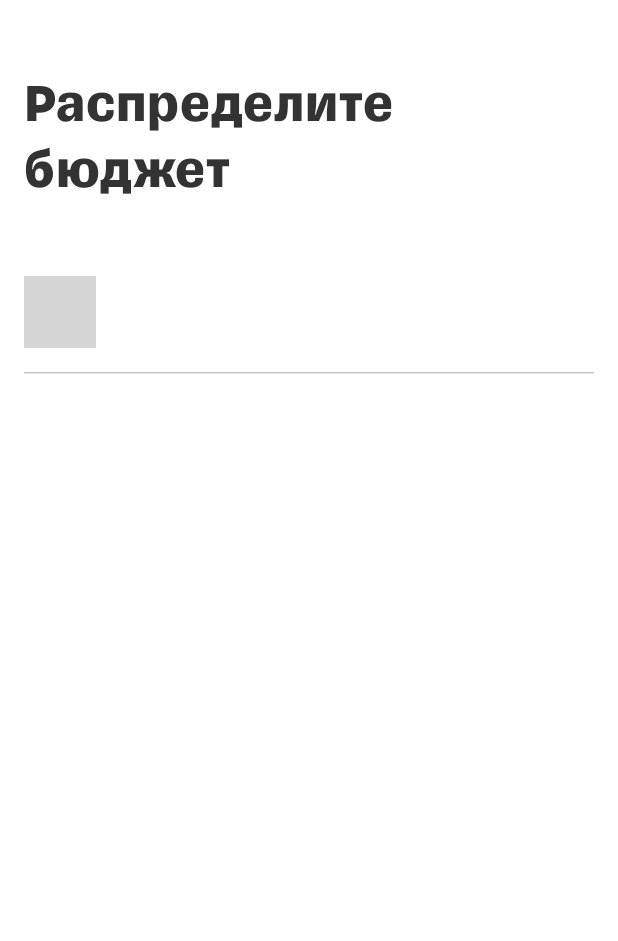
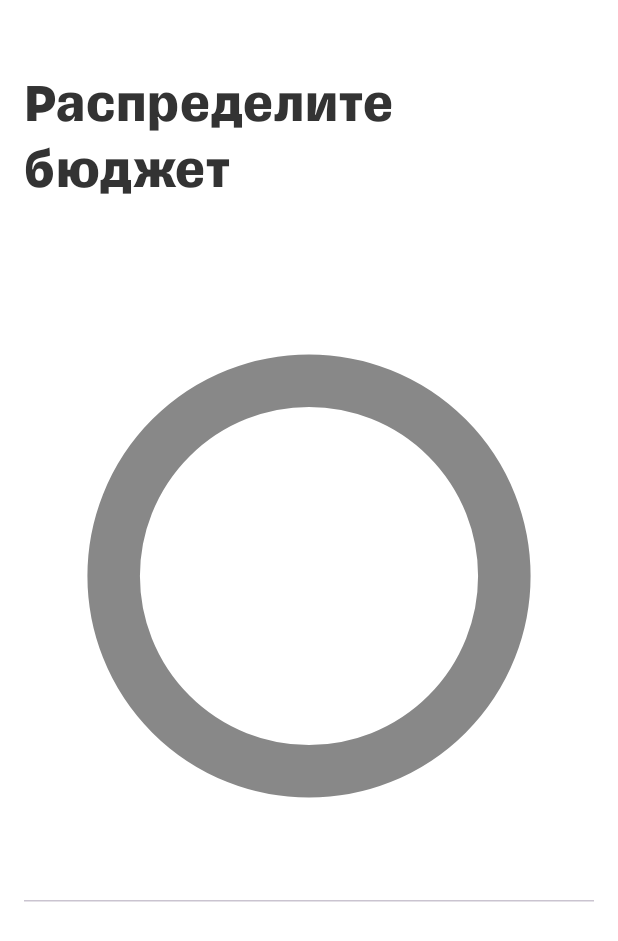
Before and after one commit to Nbveh25/T-Finance, an Android app built with Jetpack Compose: the composable BudgetAllocationScreen shown on its own in the app's theme, on a phone screen of 412 x 824 dp. Shown: the top 941 px of the screen. Run offline under Robolectric (Android 15) with nearby library versions, the phone set to English and light mode, and no system bars; our stand-ins replace Dagger/Hilt's generated code; grey boxes are pictures that could not be loaded.

Commit message:
add architecturee

```diff
--- a/app/src/main/java/ru/practice/t_finance/presentation/components/StaticView.kt
+++ b/app/src/main/java/ru/practice/t_finance/presentation/components/StaticView.kt
@@ -49,7 +49,6 @@ import androidx.compose.ui.unit.dp
 import androidx.compose.ui.unit.sp
 import ru.practice.t_finance.R
 import ru.practice.t_finance.domain.model.Category
-import ru.practice.t_finance.domain.repository.Categories
 import ru.practice.t_finance.presentation.theme.TfinanceTheme
 
 @Composable
@@ -212,6 +211,6 @@ private fun Preview(){
 //        BudgetDiagram(Modifier,
 //            data = Categories.categories
 //            )
-        CategoryTile(category = Category("Продукты",Color(0xFFFF983D)), {}, false)
+//        CategoryTile(category = Category("Продукты",Color(0xFFFF983D)), {}, false)
     }
 }
--- a/app/src/main/java/ru/practice/t_finance/presentation/screens/budgetAllocation/BudgetAllocationScreen.kt
+++ b/app/src/main/java/ru/practice/t_finance/presentation/screens/budgetAllocation/BudgetAllocationScreen.kt
@@ -18,7 +18,6 @@ import androidx.compose.ui.tooling.preview.Preview
 import androidx.hilt.navigation.compose.hiltViewModel
 import ru.practice.t_finance.R
 import ru.practice.t_finance.domain.model.Category
-import ru.practice.t_finance.domain.repository.Categories
 import ru.practice.t_finance.presentation.components.BudgetDiagram
 import ru.practice.t_finance.presentation.theme.TfinanceTheme
 import androidx.compose.runtime.remember
@@ -45,7 +44,7 @@ fun BudgetAllocationScreen(
         )
         Spacer(modifier = Modifier.padding(dimensionResource(R.dimen.padding_large)))
         BudgetDiagram(Modifier,
-            data = Categories.categories
+            data = viewModel.getCategories()
         )
         Spacer(modifier = Modifier.padding(top = dimensionResource(R.dimen.padding_medium)))
         HorizontalDivider()
--- a/app/src/main/java/ru/practice/t_finance/presentation/screens/budgetAllocation/CategoryViewModel.kt
+++ b/app/src/main/java/ru/practice/t_finance/presentation/screens/budgetAllocation/CategoryViewModel.kt
@@ -1,10 +1,21 @@
 package ru.practice.t_finance.presentation.screens.budgetAllocation
 
+import androidx.compose.ui.graphics.Color
 import androidx.lifecycle.ViewModel
 import dagger.hilt.android.lifecycle.HiltViewModel
+import ru.practice.t_finance.domain.model.Category
 import javax.inject.Inject
 
 @HiltViewModel
 class CategoryViewModel @Inject constructor(): ViewModel(){
 
+    fun getCategories() : List<Category> {
+        val list = listOf(
+            Category(
+              name = "dasda",
+                color = Color(0xFF333335),
+            )
+        )
+        return list
+    }
 }
```
